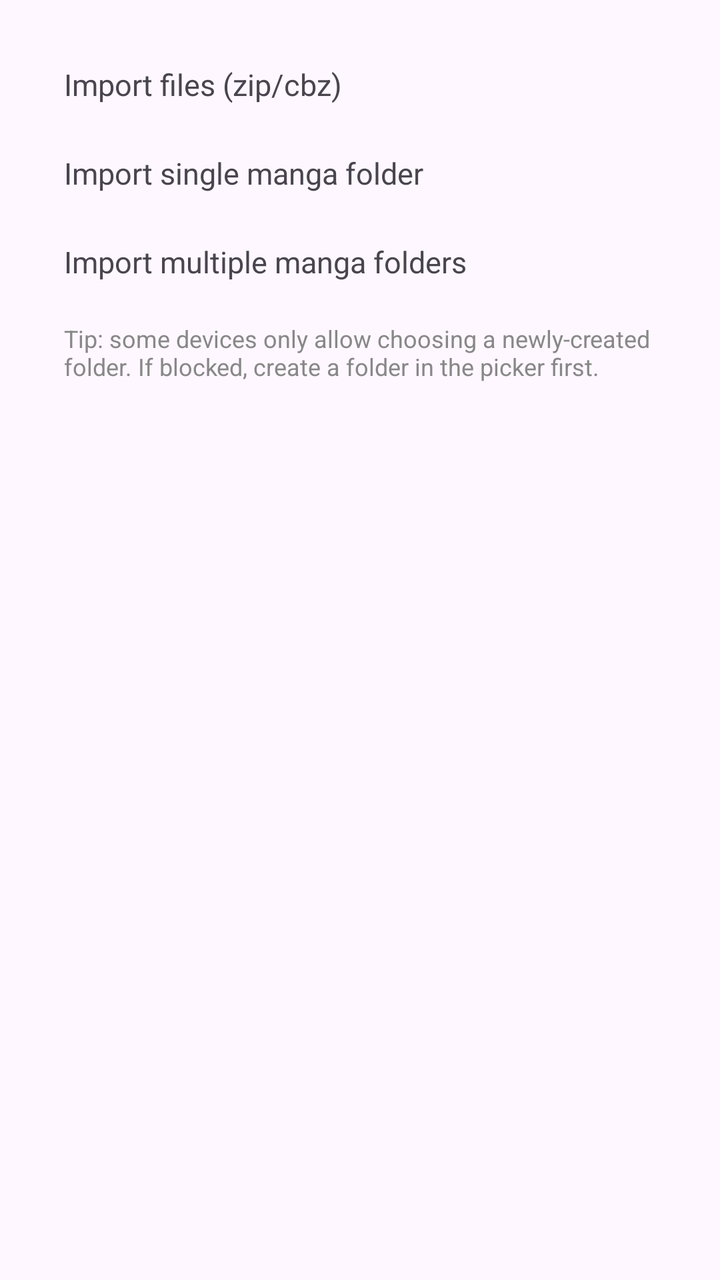
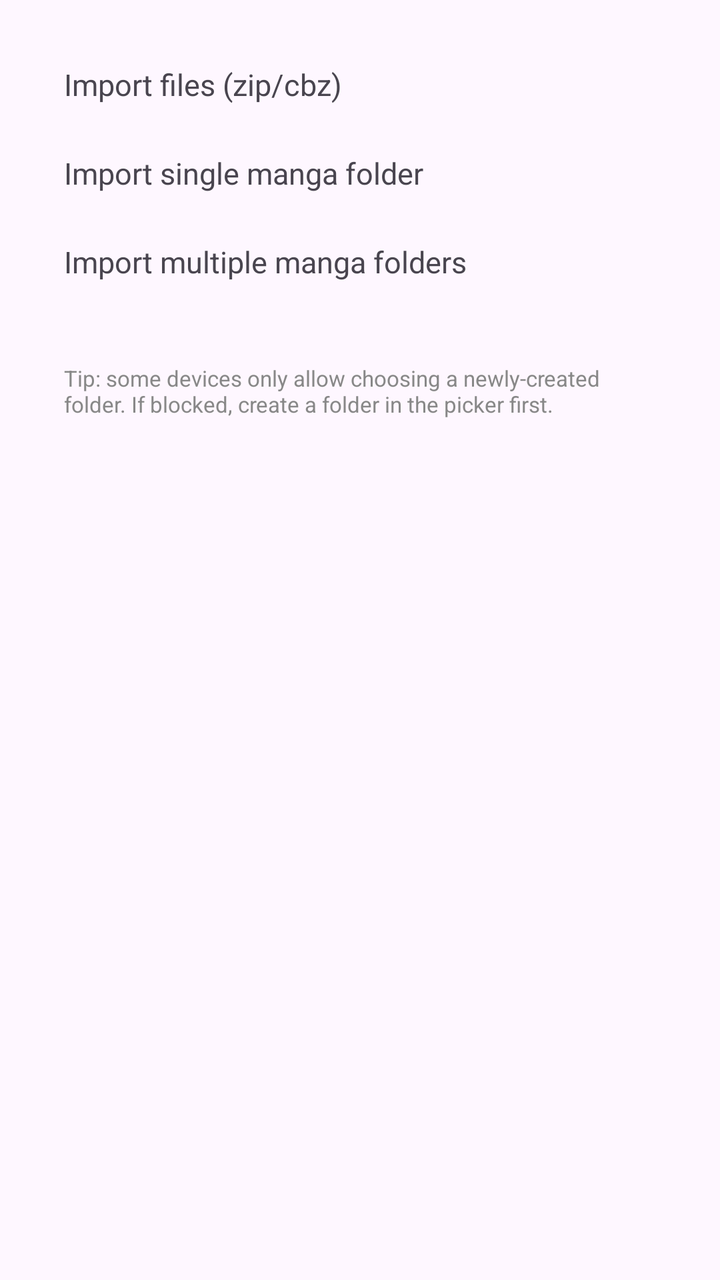

Compare the two renders of this Android layout. The source of the first and the diff that turns it into the second are given below.
<!-- AndroidManifest.xml: application theme Theme.MT -->
<!-- res/layout/dialog_import_manga.xml -->
<?xml version="1.0" encoding="utf-8"?>
<LinearLayout
    xmlns:android="http://schemas.android.com/apk/res/android"
    android:layout_width="match_parent"
    android:layout_height="wrap_content"
    android:orientation="vertical"
    android:padding="20dp">

    <TextView
        android:id="@+id/btn_import_file"
        android:layout_width="match_parent"
        android:layout_height="wrap_content"
        android:padding="12dp"
        android:textSize="15sp"
        android:text="@string/import_manga_option_files"/>

    <TextView
        android:id="@+id/btn_import_single_dir"
        android:layout_width="match_parent"
        android:layout_height="wrap_content"
        android:padding="12dp"
        android:textSize="15sp"
        android:text="@string/import_manga_option_single_dir"/>

    <TextView
        android:id="@+id/btn_import_multi_dir"
        android:layout_width="match_parent"
        android:layout_height="wrap_content"
        android:padding="12dp"
        android:textSize="15sp"
        android:text="@string/import_manga_option_multi_dir"/>

    <TextView
        android:layout_width="match_parent"
        android:layout_height="wrap_content"
        android:paddingStart="12dp"
        android:paddingTop="8dp"
        android:paddingEnd="12dp"
        android:textSize="12sp"
        android:textColor="#888888"
        android:text="@string/import_folder_hint"/>

</LinearLayout>
<!-- resources referenced by this layout -->
<resources>
  <string name="import_folder_hint">Tip: some devices only allow choosing a newly-created folder. If blocked, create a folder in the picker first.</string>
  <string name="import_manga_option_files">Import files (zip/cbz)</string>
  <string name="import_manga_option_multi_dir">Import multiple manga folders</string>
  <string name="import_manga_option_single_dir">Import single manga folder</string>
  <style name="Theme.MT" parent="Base.Theme.MT">
          
          <item name="android:navigationBarColor">@android:color/transparent</item>
          <item name="android:statusBarColor">@android:color/transparent</item>
          <item name="android:windowLightStatusBar">?attr/isLightTheme</item>
      </style>
  <style name="Base.Theme.MT" parent="Theme.Material3.Light.NoActionBar">
          <item name="colorPrimary">#55AEEA</item>
          <item name="android:navigationBarColor">
              @android:color/transparent
          </item>
          <item name="android:enforceNavigationBarContrast">false</item>
          <item name="android:enforceStatusBarContrast">false</item>
      </style>
</resources>

<!-- the commit's change to res/layout/dialog_import_manga.xml (unified diff, before → after) -->
@@ -31,12 +31,22 @@
         android:text="@string/import_manga_option_multi_dir"/>
 
     <TextView
+        android:id="@+id/tv_storage_hint"
         android:layout_width="match_parent"
         android:layout_height="wrap_content"
         android:paddingStart="12dp"
         android:paddingTop="8dp"
         android:paddingEnd="12dp"
-        android:textSize="12sp"
+        android:textSize="11sp"
+        android:textColor="#888888"/>
+
+    <TextView
+        android:layout_width="match_parent"
+        android:layout_height="wrap_content"
+        android:paddingStart="12dp"
+        android:paddingTop="6dp"
+        android:paddingEnd="12dp"
+        android:textSize="11sp"
         android:textColor="#888888"
         android:text="@string/import_folder_hint"/>
 
